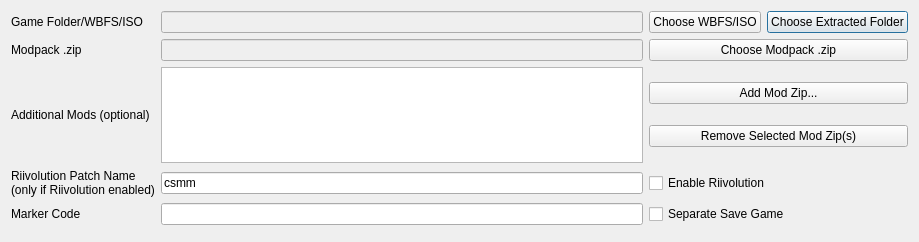
The window that quicksetupdialog.ui (FortuneStreetModding/csmm-qt) describes before a commit, drawn with Qt 5.
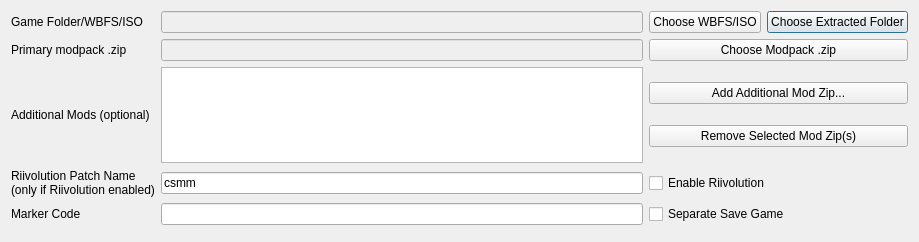
The same window after the commit.

Diff of the .ui file:
```diff
--- a/quicksetupdialog.ui
+++ b/quicksetupdialog.ui
@@ -70,7 +70,7 @@
    <item row="1" column="0">
     <widget class="QLabel" name="label_2">
      <property name="text">
-      <string>Modpack .zip</string>
+      <string>Primary modpack .zip</string>
      </property>
     </widget>
    </item>
@@ -139,7 +139,7 @@
      <item>
       <widget class="QPushButton" name="addModZip">
        <property name="text">
-        <string>Add Mod Zip...</string>
+        <string>Add Additional Mod Zip...</string>
        </property>
       </widget>
      </item>
```
